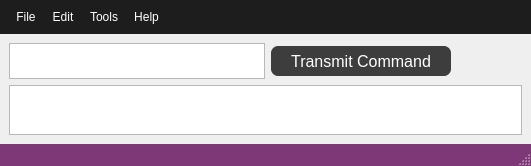
The window that src/ECM_gui/misc_dialogs/window_custom_motion_commands.ui (dmherrington/ECM-Control-System) describes before a commit, drawn with Qt 5.
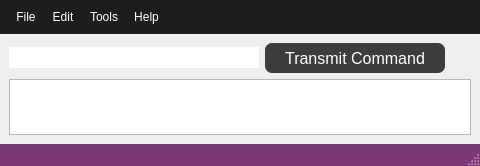
The same window after the commit.

Diff of the .ui file:
```diff
--- a/src/ECM_gui/misc_dialogs/window_custom_motion_commands.ui
+++ b/src/ECM_gui/misc_dialogs/window_custom_motion_commands.ui
@@ -6,7 +6,7 @@
    <rect>
     <x>0</x>
     <y>0</y>
-    <width>531</width>
+    <width>480</width>
     <height>166</height>
    </rect>
   </property>
@@ -141,16 +141,16 @@
     <item row="0" column="0">
      <layout class="QHBoxLayout" name="horizontalLayout">
       <item>
-       <widget class="QPlainTextEdit" name="plainTextEdit_MotionCommand">
+       <widget class="QLineEdit" name="lineEdit_MotionCommand">
         <property name="sizePolicy">
-         <sizepolicy hsizetype="MinimumExpanding" vsizetype="MinimumExpanding">
+         <sizepolicy hsizetype="MinimumExpanding" vsizetype="Fixed">
           <horstretch>0</horstretch>
           <verstretch>0</verstretch>
          </sizepolicy>
         </property>
         <property name="minimumSize">
          <size>
-          <width>100</width>
+          <width>250</width>
           <height>20</height>
          </size>
         </property>
@@ -183,6 +183,9 @@
         <property name="text">
          <string>Transmit Command</string>
         </property>
+        <property name="autoDefault">
+         <bool>true</bool>
+        </property>
         <property name="default">
          <bool>true</bool>
         </property>
@@ -231,7 +234,7 @@
     <rect>
      <x>0</x>
      <y>0</y>
-     <width>531</width>
+     <width>480</width>
      <height>40</height>
     </rect>
    </property>
```
Left out of the diff: 4 changed lines with no effect on the pictures.
